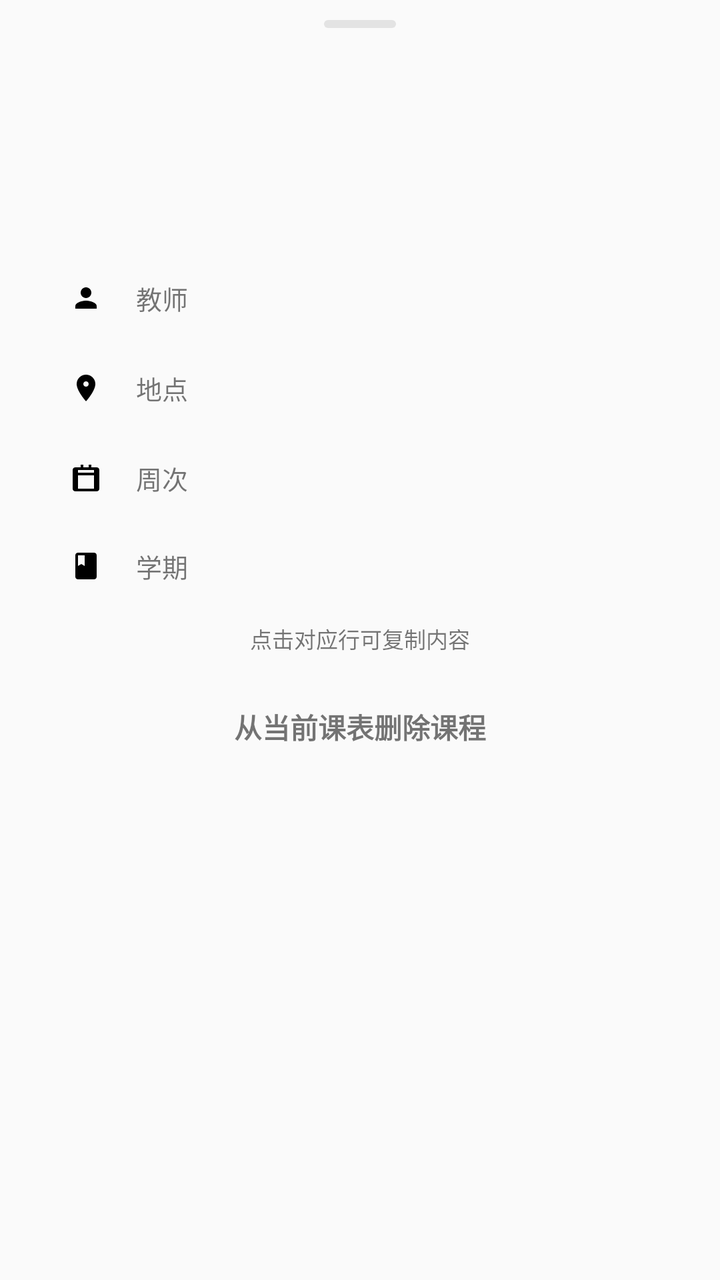
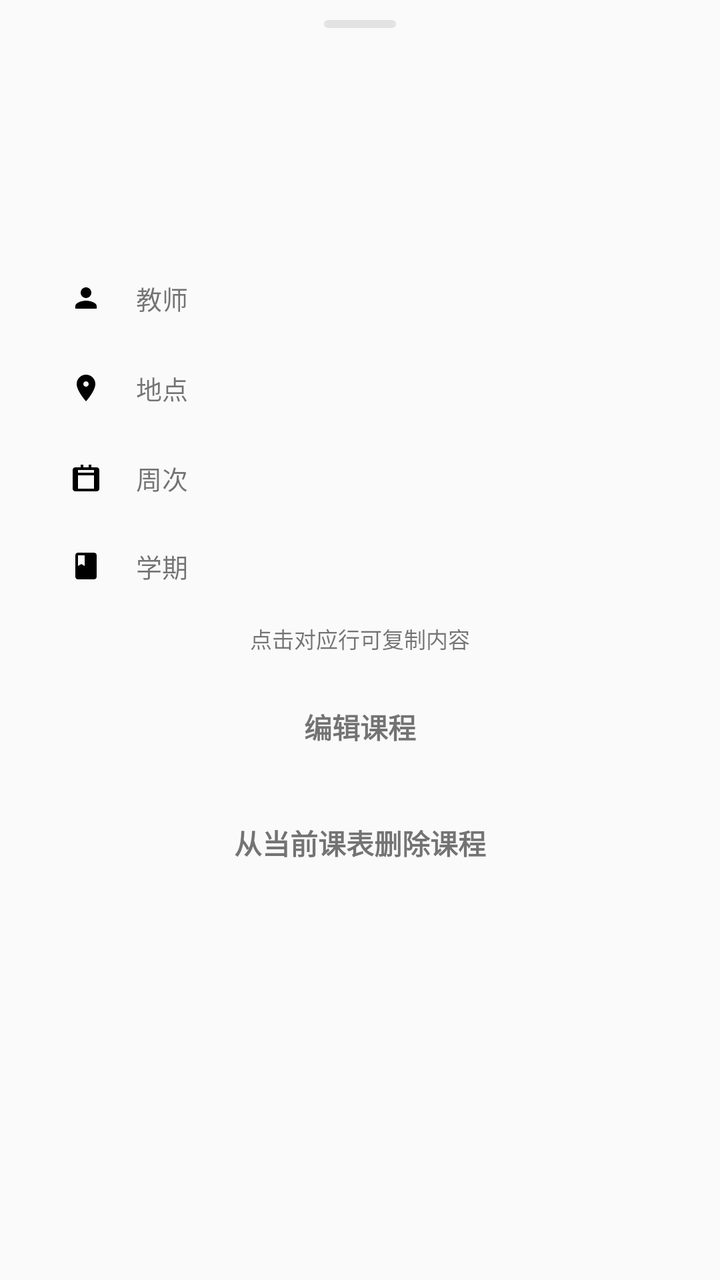

The first picture is an Android layout as it rendered before a commit; the second is the same layout after the commit. The layout source and the unified diff follow.
<!-- AndroidManifest.xml: application theme Theme.AppCompat.Light.NoActionBar -->
<!-- res/layout/bottom_sheet_course_detail.xml -->
<?xml version="1.0" encoding="utf-8"?>
<FrameLayout xmlns:android="http://schemas.android.com/apk/res/android"
    android:id="@+id/detailRoot"
    android:layout_width="match_parent"
    android:layout_height="wrap_content"
    android:paddingStart="12dp"
    android:paddingEnd="12dp"
    android:paddingBottom="16dp">

    <LinearLayout
        android:id="@+id/detailCardRoot"
        android:layout_width="match_parent"
        android:layout_height="wrap_content"
        android:orientation="vertical"
        android:paddingStart="16dp"
        android:paddingTop="10dp"
        android:paddingEnd="16dp"
        android:paddingBottom="16dp">

        
        <View
            android:id="@+id/detailHandle"
            android:layout_width="36dp"
            android:layout_height="4dp"
            android:layout_gravity="center_horizontal"
            android:layout_marginBottom="12dp"
            android:background="@drawable/bg_course_sheet_handle" />

        
        <LinearLayout
            android:id="@+id/detailConflictContainer"
            android:layout_width="match_parent"
            android:layout_height="wrap_content"
            android:orientation="vertical"
            android:layout_marginBottom="8dp"
            android:visibility="gone">

            <LinearLayout
                android:layout_width="match_parent"
                android:layout_height="wrap_content"
                android:orientation="horizontal"
                android:gravity="center_vertical"
                android:layout_marginBottom="8dp">

                <TextView
                    android:id="@+id/detailConflictBadge"
                    android:layout_width="wrap_content"
                    android:layout_height="wrap_content"
                    android:text="时间冲突 (2门)"
                    android:textSize="12sp"
                    android:textStyle="bold"
                    android:includeFontPadding="false"
                    android:paddingStart="8dp"
                    android:paddingTop="3dp"
                    android:paddingEnd="8dp"
                    android:paddingBottom="3dp" />

                <View
                    android:layout_width="0dp"
                    android:layout_height="1dp"
                    android:layout_weight="1" />

                <TextView
                    android:id="@+id/detailPinCoverBtn"
                    android:layout_width="wrap_content"
                    android:layout_height="wrap_content"
                    android:text="设为课表封面"
                    android:textSize="12sp"
                    android:includeFontPadding="false"
                    android:paddingStart="10dp"
                    android:paddingTop="4dp"
                    android:paddingEnd="10dp"
                    android:paddingBottom="4dp"
                    android:clickable="true"
                    android:focusable="true" />
            </LinearLayout>

            <HorizontalScrollView
                android:layout_width="match_parent"
                android:layout_height="wrap_content"
                android:scrollbars="none">

                <LinearLayout
                    android:id="@+id/detailConflictTabs"
                    android:layout_width="wrap_content"
                    android:layout_height="wrap_content"
                    android:orientation="horizontal" />
            </HorizontalScrollView>
        </LinearLayout>

        
        <TextView
            android:id="@+id/detailTitle"
            android:layout_width="match_parent"
            android:layout_height="wrap_content"
            android:textSize="19sp"
            android:textStyle="bold" />

        
        <LinearLayout
            android:id="@+id/detailBanner"
            android:layout_width="match_parent"
            android:layout_height="wrap_content"
            android:orientation="vertical"
            android:layout_marginTop="10dp"
            android:foreground="?attr/selectableItemBackground"
            android:paddingStart="14dp"
            android:paddingTop="12dp"
            android:paddingEnd="14dp"
            android:paddingBottom="12dp">

            <TextView
                android:id="@+id/detailBannerSection"
                android:layout_width="match_parent"
                android:layout_height="wrap_content"
                android:textSize="16sp"
                android:textStyle="bold" />

            <TextView
                android:id="@+id/detailBannerTime"
                android:layout_width="match_parent"
                android:layout_height="wrap_content"
                android:layout_marginTop="2dp"
                android:textSize="13sp" />
        </LinearLayout>

        
        <LinearLayout
            android:id="@+id/rowTeacher"
            style="@style/CourseDetailRow">
            <FrameLayout style="@style/CourseDetailIconChip">
                <ImageView
                    android:id="@+id/detailIconTeacher"
                    style="@style/CourseDetailIcon"
                    android:src="@drawable/ic_detail_person"
                    android:contentDescription="@null" />
            </FrameLayout>
            <TextView
                style="@style/CourseDetailLabel"
                android:text="@string/course_detail_teacher" />
            <TextView
                android:id="@+id/detailTeacher"
                style="@style/CourseDetailValue" />
        </LinearLayout>

        <View
                android:id="@+id/dividerOne"
                style="@style/CourseDetailDivider" />

        <LinearLayout
            android:id="@+id/rowLocation"
            style="@style/CourseDetailRow">
            <FrameLayout style="@style/CourseDetailIconChip">
                <ImageView
                    android:id="@+id/detailIconLocation"
                    style="@style/CourseDetailIcon"
                    android:src="@drawable/ic_detail_place"
                    android:contentDescription="@null" />
            </FrameLayout>
            <TextView
                style="@style/CourseDetailLabel"
                android:text="@string/course_detail_location" />
            <TextView
                android:id="@+id/detailLocation"
                style="@style/CourseDetailValue" />
        </LinearLayout>

        <View
                android:id="@+id/dividerTwo"
                style="@style/CourseDetailDivider" />

        <LinearLayout
            android:id="@+id/rowWeeks"
            style="@style/CourseDetailRow">
            <FrameLayout style="@style/CourseDetailIconChip">
                <ImageView
                    android:id="@+id/detailIconWeeks"
                    style="@style/CourseDetailIcon"
                    android:src="@drawable/ic_detail_week"
                    android:contentDescription="@null" />
            </FrameLayout>
            <TextView
                style="@style/CourseDetailLabel"
                android:text="@string/course_detail_weeks" />
            <TextView
                android:id="@+id/detailWeeks"
                style="@style/CourseDetailValue" />
        </LinearLayout>

        <LinearLayout
            android:id="@+id/rowSemester"
            style="@style/CourseDetailRow">
            <FrameLayout style="@style/CourseDetailIconChip">
                <ImageView
                    android:id="@+id/detailIconSemester"
                    style="@style/CourseDetailIcon"
                    android:src="@drawable/ic_detail_semester"
                    android:contentDescription="@null" />
            </FrameLayout>
            <TextView
                style="@style/CourseDetailLabel"
                android:text="@string/course_detail_semester" />
            <TextView
                android:id="@+id/detailMeta"
                style="@style/CourseDetailValue" />
        </LinearLayout>

        <TextView
            android:id="@+id/detailCopyHint"
            android:layout_width="match_parent"
            android:layout_height="wrap_content"
            android:layout_marginTop="6dp"
            android:gravity="center"
            android:text="@string/course_detail_copy_hint"
            android:textSize="11sp" />

        <TextView
            android:id="@+id/detailDeleteCourseBtn"
            android:layout_width="match_parent"
            android:layout_height="48dp"
            android:layout_marginTop="12dp"
            android:gravity="center"
            android:text="@string/course_detail_delete"
            android:textSize="14sp"
            android:textStyle="bold"
            android:foreground="?attr/selectableItemBackground"
            android:clickable="true"
            android:focusable="true" />
    </LinearLayout>
</FrameLayout>
<!-- resources referenced by this layout -->
<resources>
  <!-- drawable bg_course_sheet_handle (drawable) -->
  <?xml version="1.0" encoding="utf-8"?>
  <shape xmlns:android="http://schemas.android.com/apk/res/android" android:shape="rectangle">
      <corners android:radius="2dp" />
      <solid android:color="#33888888" />
  </shape>
  <!-- drawable ic_detail_person (drawable) -->
  <vector xmlns:android="http://schemas.android.com/apk/res/android"
      android:width="20dp"
      android:height="20dp"
      android:viewportWidth="24"
      android:viewportHeight="24">
      <path
          android:fillColor="#FF000000"
          android:pathData="M12,12c2.21,0 4,-1.79 4,-4s-1.79,-4 -4,-4 -4,1.79 -4,4 1.79,4 4,4zM12,14c-2.67,0 -8,1.34 -8,4v2h16v-2c0,-2.66 -5.33,-4 -8,-4z" />
  </vector>
  <!-- drawable ic_detail_place (drawable) -->
  <vector xmlns:android="http://schemas.android.com/apk/res/android"
      android:width="20dp"
      android:height="20dp"
      android:viewportWidth="24"
      android:viewportHeight="24">
      <path
          android:fillColor="#FF000000"
          android:pathData="M12,2C8.13,2 5,5.13 5,8.99c0,5.25 7,13.01 7,13.01s7,-7.76 7,-13.01C19,5.13 15.87,2 12,2zM12,11c-1.1,0 -2,-0.9 -2,-2s0.9,-2 2,-2 2,0.9 2,2 -0.9,2 -2,2z" />
  </vector>
  <!-- drawable ic_detail_semester (drawable) -->
  <vector xmlns:android="http://schemas.android.com/apk/res/android"
      android:width="20dp"
      android:height="20dp"
      android:viewportWidth="24"
      android:viewportHeight="24">
      <path
          android:fillColor="#FF000000"
          android:pathData="M18,2L6,2c-1.1,0 -2,0.9 -2,2v16c0,1.1 0.9,2 2,2h12c1.1,0 2,-0.9 2,-2L20,4c0,-1.1 -0.9,-2 -2,-2zM6,4h5v8l-2.5,-1.5L6,12L6,4z" />
  </vector>
  <string name="course_detail_copy_hint">点击对应行可复制内容</string>
  <string name="course_detail_delete">从当前课表删除课程</string>
  <string name="course_detail_location">地点</string>
  <string name="course_detail_semester">学期</string>
  <string name="course_detail_teacher">教师</string>
  <string name="course_detail_weeks">周次</string>
  <style name="CourseDetailDivider">
          <item name="android:layout_width">match_parent</item>
          <item name="android:layout_height">1dp</item>
          <item name="android:layout_marginStart">40dp</item>
          <item name="android:alpha">0.5</item>
      </style>
  <style name="CourseDetailIcon">
          <item name="android:layout_width">16dp</item>
          <item name="android:layout_height">16dp</item>
          <item name="android:layout_gravity">center</item>
          <item name="android:importantForAccessibility">no</item>
      </style>
  <style name="CourseDetailIconChip">
          <item name="android:layout_width">30dp</item>
          <item name="android:layout_height">30dp</item>
      </style>
  <style name="CourseDetailLabel">
          <item name="android:layout_width">52dp</item>
          <item name="android:layout_height">wrap_content</item>
          <item name="android:layout_marginStart">10dp</item>
          <item name="android:textSize">13sp</item>
      </style>
  <style name="CourseDetailRow">
          <item name="android:layout_width">match_parent</item>
          <item name="android:layout_height">wrap_content</item>
          <item name="android:orientation">horizontal</item>
          <item name="android:gravity">center_vertical</item>
          <item name="android:paddingTop">7dp</item>
          <item name="android:paddingBottom">7dp</item>
          <item name="android:foreground">?attr/selectableItemBackground</item>
      </style>
  <style name="CourseDetailValue">
          <item name="android:layout_width">0dp</item>
          <item name="android:layout_height">wrap_content</item>
          <item name="android:layout_weight">1</item>
          <item name="android:layout_marginStart">10dp</item>
          <item name="android:textSize">14sp</item>
      </style>
  <!-- unchanged entries left out for length: 1 -->
</resources>

<!-- the commit's change to res/layout/bottom_sheet_course_detail.xml (unified diff, before → after) -->
@@ -215,10 +215,23 @@
             android:textSize="11sp" />
 
         <TextView
-            android:id="@+id/detailDeleteCourseBtn"
+            android:id="@+id/detailEditCourseBtn"
             android:layout_width="match_parent"
             android:layout_height="48dp"
             android:layout_marginTop="12dp"
+            android:gravity="center"
+            android:text="@string/edit_course_title"
+            android:textSize="14sp"
+            android:textStyle="bold"
+            android:foreground="?attr/selectableItemBackground"
+            android:clickable="true"
+            android:focusable="true" />
+
+        <TextView
+            android:id="@+id/detailDeleteCourseBtn"
+            android:layout_width="match_parent"
+            android:layout_height="48dp"
+            android:layout_marginTop="10dp"
             android:gravity="center"
             android:text="@string/course_detail_delete"
             android:textSize="14sp"
<!-- resource entries referenced after the edit -->
@@ -42,6 +42,7 @@
   <string name="course_detail_semester">学期</string>
   <string name="course_detail_teacher">教师</string>
   <string name="course_detail_weeks">周次</string>
+  <string name="edit_course_title">编辑课程</string>
   <style name="CourseDetailDivider">
           <item name="android:layout_width">match_parent</item>
           <item name="android:layout_height">1dp</item>
